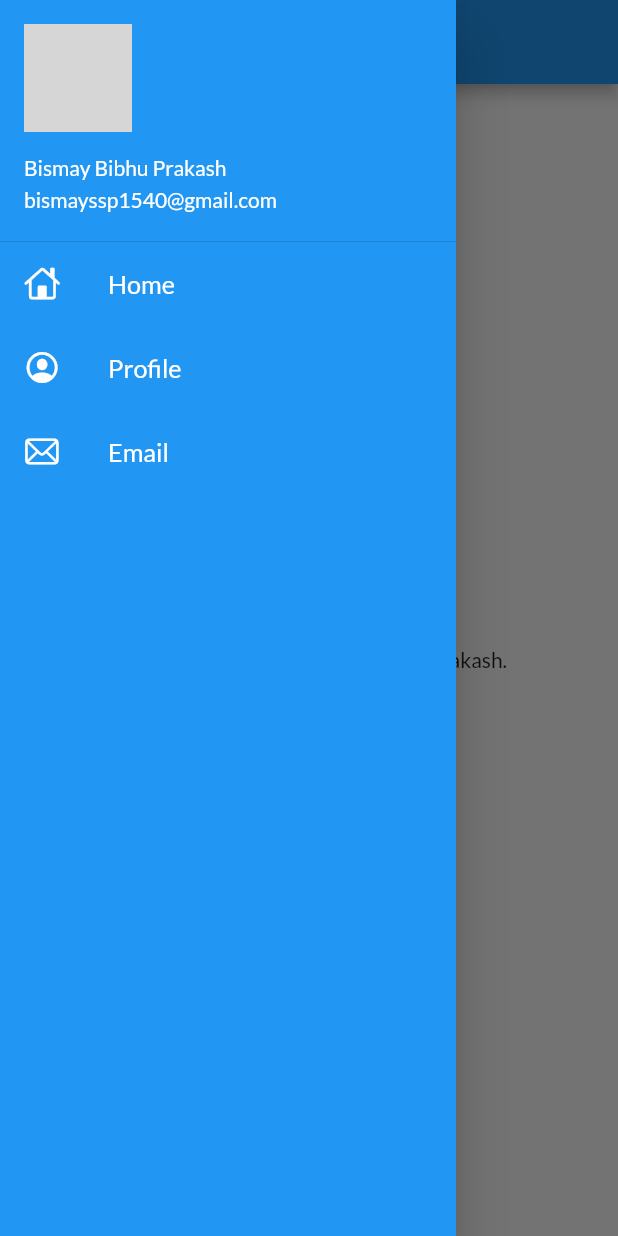
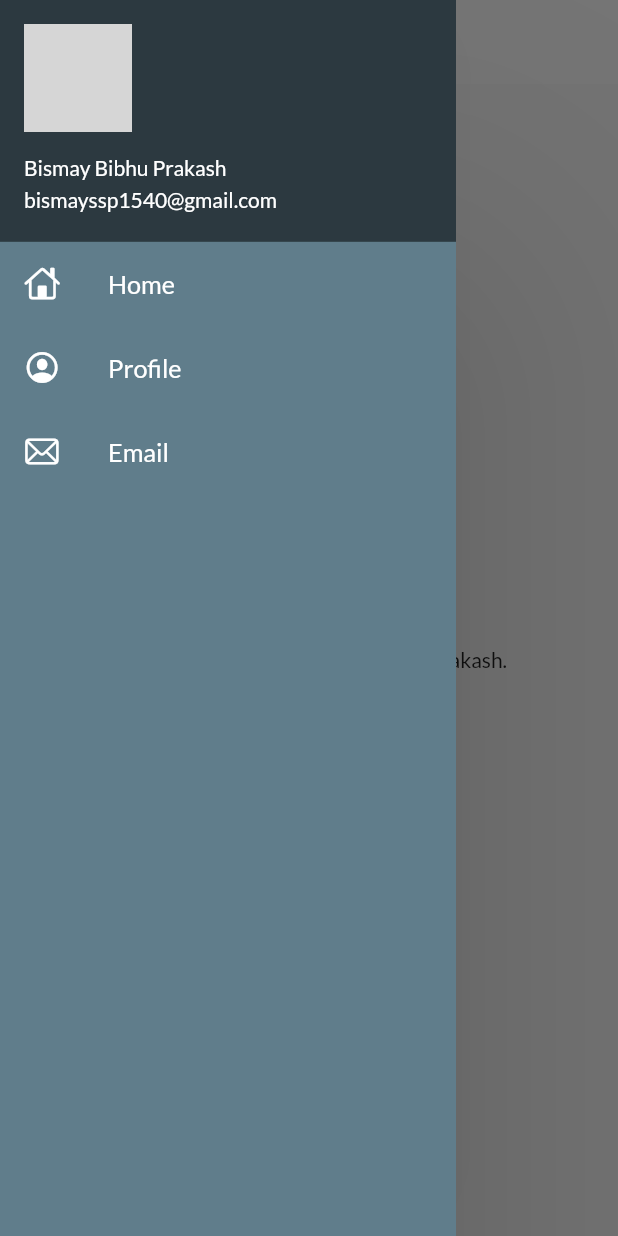
Before and after one commit to Bismay07/Flutter-in-30days, a Flutter app: the screen it shows after launch, with the side drawer open, on a phone screen of 412 x 824 dp. Run offline on Flutter 3.47's test engine with Material 2 defaults, Android fonts, the phone set to English and light mode, and no system bars; our stand-ins replace google_fonts; network calls fail; grey boxes are pictures that could not be loaded.

Commit message:
day 10 half completed. Added our custom themes to the app

```diff
--- a/lib/main.dart
+++ b/lib/main.dart
@@ -3,6 +3,7 @@ import 'package:google_fonts/google_fonts.dart';
 import 'package:test_1/screens/home_page.dart';
 import 'package:test_1/screens/login.dart';
 import 'package:test_1/utils/routes.dart';
+import 'package:test_1/widgets/themes.dart';
 
 void main(){
   runApp(MyApp());
@@ -14,11 +15,7 @@ class MyApp extends StatelessWidget {
   Widget build(BuildContext context) {
     return MaterialApp(
       themeMode:ThemeMode.light,
-      theme: ThemeData(
-        // canvasColor: Colors.greenAccent,
-        // primarySwatch: Colors.green,
-        fontFamily: GoogleFonts.lato().fontFamily,
-      ),
+      theme: MyTheme.LightTheme(context),
       debugShowCheckedModeBanner: false,
       darkTheme: ThemeData(
         brightness: Brightness.dark,
--- a/lib/screens/home_page.dart
+++ b/lib/screens/home_page.dart
@@ -8,7 +8,7 @@ class HomePage extends StatelessWidget {
   Widget build(BuildContext context) {
     return Scaffold(
       appBar: AppBar(
-        title: Text("Catalog App", style: TextStyle(color: Colors.white),),
+        title: Text("Catalog App"),
       ),
       drawer: MyDrawer(),
       body: Center(
--- a/lib/widgets/drawer.dart
+++ b/lib/widgets/drawer.dart
@@ -7,8 +7,9 @@ class MyDrawer extends StatelessWidget {
     final profileImage =
         "https://encrypted-tbn0.gstatic.com/images?q=tbn:ANd9GcRxl7MISFSo0828ZZ0HsY0B2g_wRg-9fJRHLQ&usqp=CAU";
     return Drawer(
+      elevation: 100,
       child: Container(
-        color: Colors.blue,
+        color: Colors.blueGrey,
         child: ListView(
           children: [
             DrawerHeader(
@@ -16,6 +17,7 @@ class MyDrawer extends StatelessWidget {
               margin: EdgeInsets.zero,
               child: UserAccountsDrawerHeader(
                   margin: EdgeInsets.zero,
+                  decoration: BoxDecoration(color: Colors.black54),
                   accountName: Text("Bismay Bibhu Prakash"),
                   accountEmail: Text("bismayssp1540@gmail.com"),
                   currentAccountPicture: CircleAvatar(
--- /dev/null
+++ b/lib/widgets/themes.dart
@@ -0,0 +1,30 @@
+import 'package:flutter/material.dart';
+import 'package:google_fonts/google_fonts.dart';
+
+class MyTheme {
+  static ThemeData LightTheme(BuildContext context) => ThemeData(
+        fontFamily: GoogleFonts.lato().fontFamily,
+        appBarTheme: const AppBarTheme(
+          color: Colors.white,
+          elevation: 0.0,
+          iconTheme: IconThemeData(color: Colors.black),
+          titleTextStyle: TextStyle(color: Colors.black,
+          fontSize: 21,
+        ),
+        ),
+
+      );
+  static ThemeData DarkTheme(BuildContext context) => ThemeData(
+        fontFamily: GoogleFonts.lato().fontFamily,
+        canvasColor: Colors.grey,
+        appBarTheme: const AppBarTheme(
+          color: Colors.black87,
+          elevation: 0.0,
+          iconTheme: IconThemeData(color: Colors.white),
+          titleTextStyle: TextStyle(color: Colors.white,
+          fontSize: 21,
+        ),
+        ),
+
+      );
+}
```
